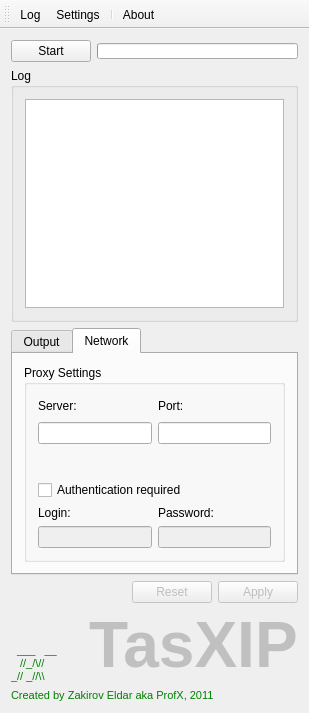
Before: the Qt Designer form src/tasxip/mainwindow.ui in unixod/tasxip, drawn with Qt 5.
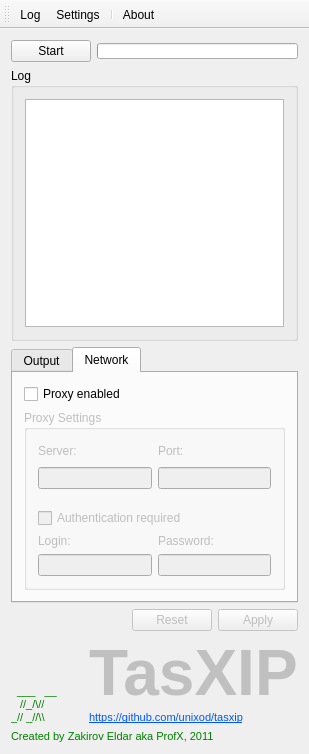
After: the same form once the commit is applied. The open tabs and pages were chosen to show the change.

Patch:
```diff
--- a/src/tasxip/mainwindow.ui
+++ b/src/tasxip/mainwindow.ui
@@ -7,7 +7,7 @@
     <x>0</x>
     <y>0</y>
     <width>309</width>
-    <height>713</height>
+    <height>754</height>
    </rect>
   </property>
   <property name="windowTitle">
@@ -129,8 +129,18 @@
           <string>Network</string>
          </attribute>
          <layout class="QVBoxLayout" name="verticalLayout_10">
+          <item>
+           <widget class="QCheckBox" name="chbxProxyEnabled">
+            <property name="text">
+             <string>Proxy enabled</string>
+            </property>
+           </widget>
+          </item>
           <item>
            <widget class="QGroupBox" name="gbProxy">
+            <property name="enabled">
+             <bool>false</bool>
+            </property>
             <property name="title">
              <string>Proxy Settings</string>
             </property>
@@ -332,8 +342,9 @@
            <string>&lt;!DOCTYPE HTML PUBLIC &quot;-//W3C//DTD HTML 4.0//EN&quot; &quot;http://www.w3.org/TR/REC-html40/strict.dtd&quot;&gt;
 &lt;html&gt;&lt;head&gt;&lt;meta name=&quot;qrichtext&quot; content=&quot;1&quot; /&gt;&lt;style type=&quot;text/css&quot;&gt;
 p, li { white-space: pre-wrap; }
-&lt;/style&gt;&lt;/head&gt;&lt;body style=&quot; font-family:'MS Shell Dlg 2'; font-size:8.25pt; font-weight:400; font-style:normal;&quot;&gt;
-&lt;p style=&quot; margin-top:0px; margin-bottom:0px; margin-left:0px; margin-right:0px; -qt-block-indent:0; text-indent:0px;&quot;&gt;&lt;span style=&quot; font-size:48pt; font-weight:600; color:#c0c0c0;&quot;&gt;TasXIP&lt;/span&gt;&lt;/p&gt;&lt;/body&gt;&lt;/html&gt;</string>
+&lt;/style&gt;&lt;/head&gt;&lt;body style=&quot; font-family:'Ubuntu'; font-size:11pt; font-weight:400; font-style:normal;&quot;&gt;
+&lt;p style=&quot; margin-top:0px; margin-bottom:0px; margin-left:0px; margin-right:0px; -qt-block-indent:0; text-indent:0px;&quot;&gt;&lt;span style=&quot; font-family:'MS Shell Dlg 2'; font-size:48pt; font-weight:600; color:#c0c0c0;&quot;&gt;TasXIP&lt;/span&gt;&lt;/p&gt;
+&lt;p style=&quot; margin-top:0px; margin-bottom:0px; margin-left:0px; margin-right:0px; -qt-block-indent:0; text-indent:0px;&quot;&gt;&lt;a href=&quot;https://github.com/unixod/tasxip&quot;&gt;&lt;span style=&quot; font-size:8pt; text-decoration: underline; color:#0055ff;&quot;&gt;https://github.com/unixod/tasxip&lt;/span&gt;&lt;/a&gt;&lt;/p&gt;&lt;/body&gt;&lt;/html&gt;</string>
           </property>
           <property name="alignment">
            <set>Qt::AlignBottom|Qt::AlignLeading|Qt::AlignLeft</set>
```
Left out of the diff: 44 changed lines with no effect on the pictures.
